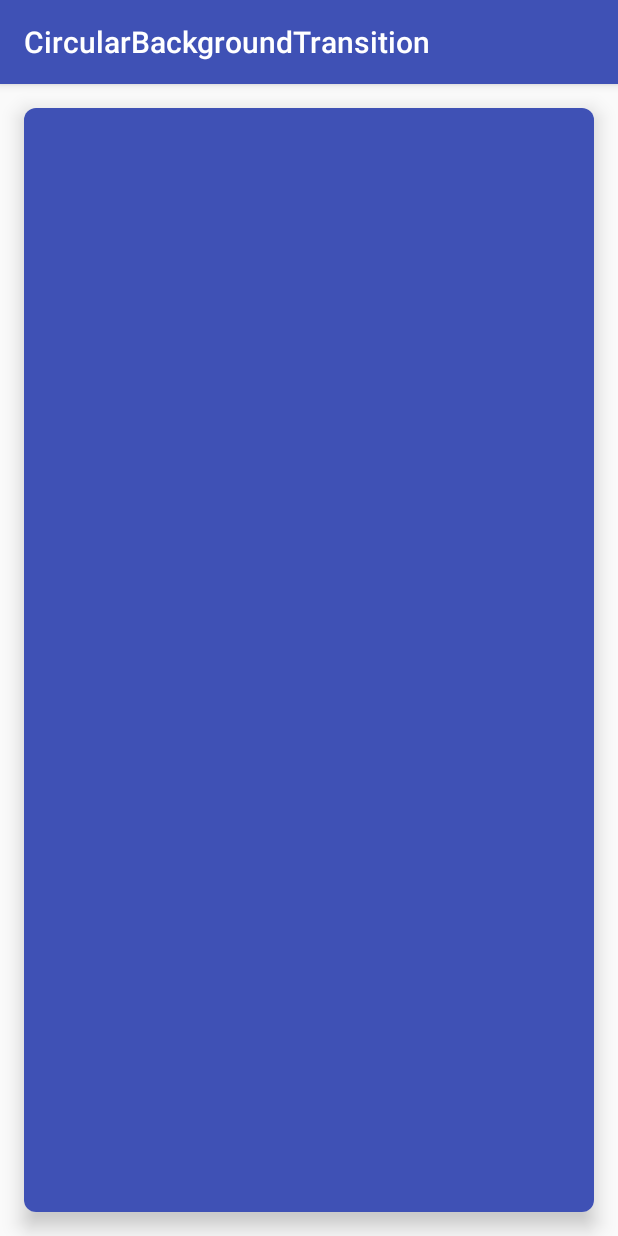
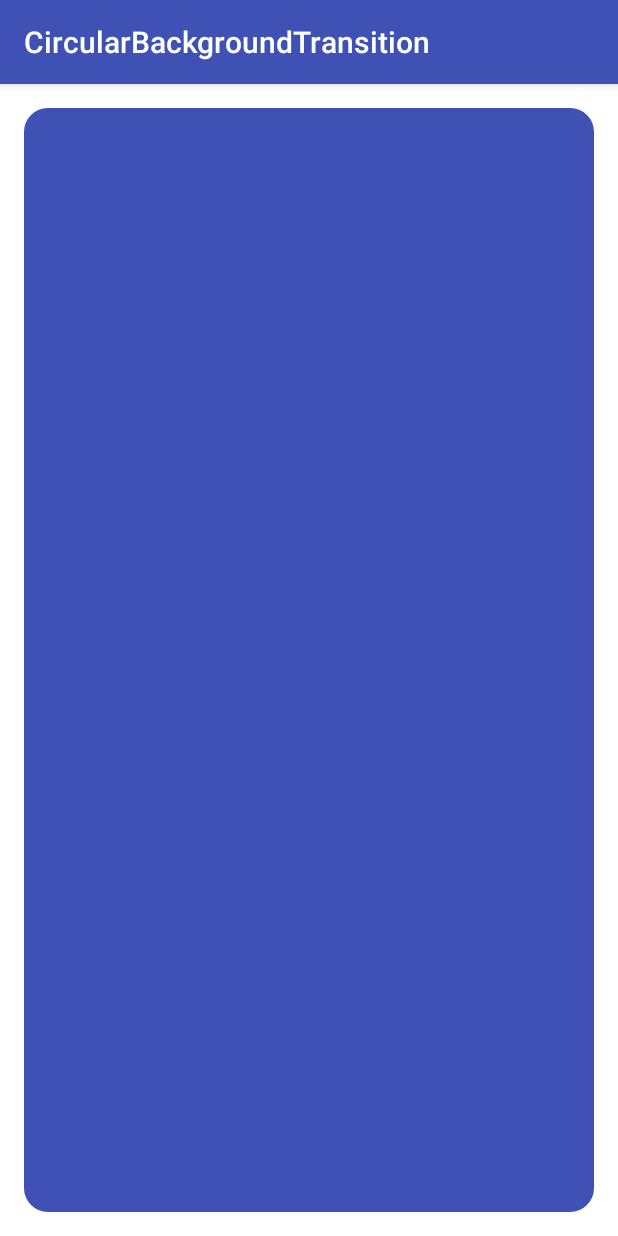
Before and after one commit to G00fY2/CircularBackgroundTransition, an Android app: the screen it shows after launch (MainActivity), on a phone screen of 412 x 824 dp. Run offline under Robolectric (Android 15) with nearby library versions, the phone set to English and light mode, and no system bars.

Commit message:
Add drawing optional circular mask

```diff
--- a/app/src/main/res/layout/activity_main.xml
+++ b/app/src/main/res/layout/activity_main.xml
@@ -1,22 +1,21 @@
 <?xml version="1.0" encoding="utf-8"?>
 <LinearLayout
     xmlns:android="http://schemas.android.com/apk/res/android"
-    xmlns:card_view="http://schemas.android.com/apk/res-auto"
     android:layout_width="match_parent"
     android:layout_height="match_parent"
+    android:background="@android:color/white"
+    android:orientation="vertical"
     >
-  <android.support.v7.widget.CardView
+
+  <com.g00fy2.circularbackgroundtransition.CircularBackgroundTransition
+      android:id="@+id/circular_background_transition_view"
       android:layout_width="match_parent"
       android:layout_height="match_parent"
       android:layout_margin="16dp"
-      card_view:cardCornerRadius="8dp"
-      card_view:cardElevation="8dp"
+      android:background="@color/backgroundColor"
       >
-    <com.g00fy2.circularbackgroundtransition.CircularBackgroundTransition
-        android:id="@+id/circular_background_transition_view"
-        android:layout_width="match_parent"
-        android:layout_height="match_parent"
-        android:background="@color/backgroundColor"
-        />
-  </android.support.v7.widget.CardView>
+
+  </com.g00fy2.circularbackgroundtransition.CircularBackgroundTransition>
+
+
 </LinearLayout>
--- a/circularbackgroundtransition/src/main/java/com/g00fy2/circularbackgroundtransition/CircularBackgroundTransition.java
+++ b/circularbackgroundtransition/src/main/java/com/g00fy2/circularbackgroundtransition/CircularBackgroundTransition.java
@@ -6,21 +6,30 @@ import android.animation.ObjectAnimator;
 import android.animation.ValueAnimator;
 import android.content.Context;
 import android.graphics.Canvas;
+import android.graphics.Color;
 import android.graphics.Paint;
+import android.graphics.RectF;
 import android.support.annotation.Nullable;
 import android.util.AttributeSet;
-import android.view.View;
-import android.view.animation.LinearInterpolator;
+import android.view.animation.DecelerateInterpolator;
+import android.widget.FrameLayout;
 
-@SuppressWarnings("unused") public class CircularBackgroundTransition extends View {
+@SuppressWarnings("unused") public class CircularBackgroundTransition extends FrameLayout {
 
-  private Paint paint;
+  private final static int LAYOUT_CORNER_RADIUS = 16;
+  private final static boolean LAYOUT_MASK_MARGIN = false;
+  private final static int ANIMATION_DURATION = 500;
+
+  private final Paint circlePaint = new Paint(Paint.ANTI_ALIAS_FLAG);
+  private final Paint maskPaint = new Paint(Paint.ANTI_ALIAS_FLAG);
+  private float layoutCornerRadius;
+  private RectF rect = new RectF();
   private ValueAnimator animator;
+  private float circleTransitionRadius;
+  private float centerX;
+  private float centerY;
   private int width;
   private int height;
-  private float centerX;
-  private float centerY;
-  private float radius;
 
   public CircularBackgroundTransition(Context context) {
     this(context, null);
@@ -32,9 +41,12 @@ import android.view.animation.LinearInterpolator;
 
   public CircularBackgroundTransition(Context context, @Nullable AttributeSet attrs, int defStyleAttr) {
     super(context, attrs, defStyleAttr);
-    paint = new Paint();
-    paint.setStyle(Paint.Style.FILL);
-    paint.setFlags(Paint.ANTI_ALIAS_FLAG | Paint.DITHER_FLAG);
+
+    layoutCornerRadius = pxFromDp(LAYOUT_CORNER_RADIUS * 2, context);
+    circlePaint.setStyle(Paint.Style.FILL);
+    maskPaint.setStyle(Paint.Style.STROKE);
+    maskPaint.setColor(Color.WHITE);
+    maskPaint.setStrokeWidth(layoutCornerRadius);
   }
 
   @Override public void onSizeChanged(int width, int height, int oldwidth, int oldheight) {
@@ -42,37 +54,46 @@ import android.view.animation.LinearInterpolator;
     this.height = height;
     centerX = width / 2;
     centerY = height / 2;
+    float offset = 0;
+    if (!LAYOUT_MASK_MARGIN) {
+      offset = layoutCornerRadius / 2;
+    }
+    rect.set(-offset, -offset, width + offset, height + offset);
   }
 
   @Override protected void onDraw(Canvas canvas) {
-    super.onDraw(canvas);
-    canvas.drawCircle(centerX, centerY, radius, paint);
+    canvas.drawCircle(centerX, centerY, circleTransitionRadius, circlePaint);
+    canvas.drawRoundRect(rect, layoutCornerRadius, layoutCornerRadius, maskPaint);
   }
 
   public void start(int nextBackgroundColor) {
     if (animator != null && animator.isRunning()) {
       animator.cancel();
     }
-    paint.setColor(nextBackgroundColor);
+    circlePaint.setColor(nextBackgroundColor);
     float fillingRadius = (float) Math.sqrt(width * width + height * height) / 2;
 
-    animator = ObjectAnimator.ofFloat(this, "radius", 0, fillingRadius);
-    animator.setDuration(400);
-    animator.setInterpolator(new LinearInterpolator());
+    animator = ObjectAnimator.ofFloat(this, "circleTransitionRadius", 0, fillingRadius);
+    animator.setDuration(ANIMATION_DURATION);
+    animator.setInterpolator(new DecelerateInterpolator());
     animator.addListener(new AnimatorListenerAdapter() {
       @Override public void onAnimationEnd(Animator animation) {
-        setBackgroundColor(paint.getColor());
+        setBackgroundColor(circlePaint.getColor());
       }
     });
     animator.start();
   }
 
-  public boolean transitionRunning() {
-    return animator == null || !animator.isRunning();
+  private void setCircleTransitionRadius(float circleTransitionRadius) {
+    this.circleTransitionRadius = circleTransitionRadius;
+    invalidate();
   }
 
-  public void setRadius(float radius) {
-    this.radius = radius;
-    invalidate();
+  public boolean transitionRunning() {
+    return animator != null && animator.isRunning();
+  }
+
+  public float pxFromDp(final float dp, final Context context) {
+    return dp * context.getResources().getDisplayMetrics().density;
   }
 }
```
